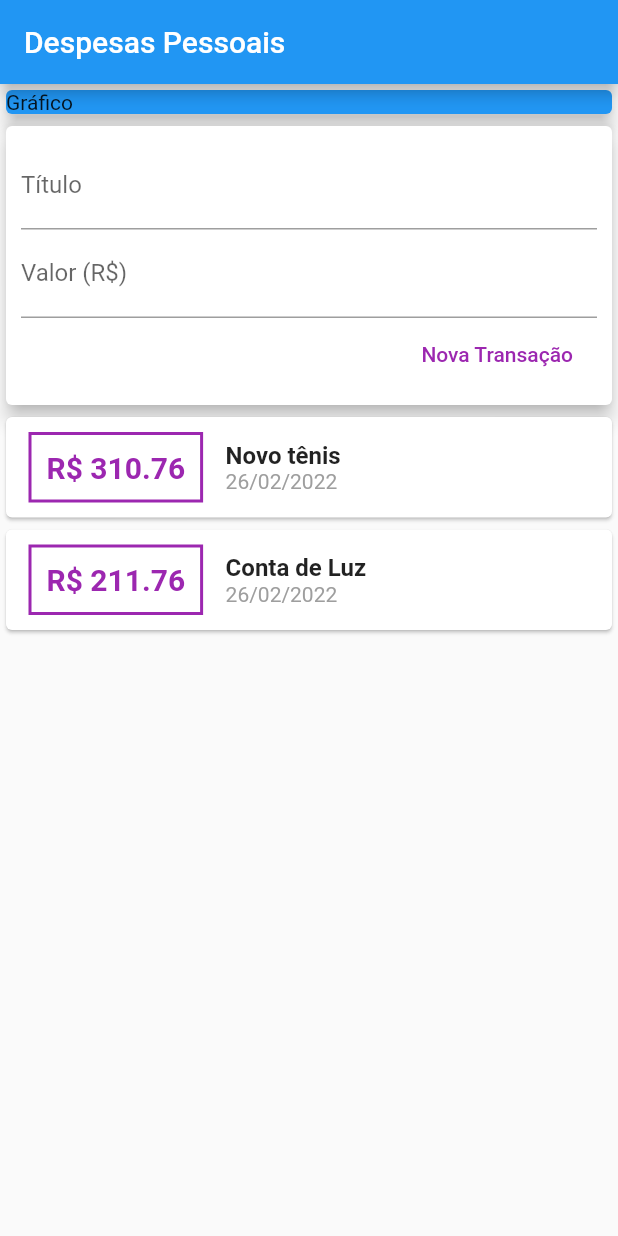
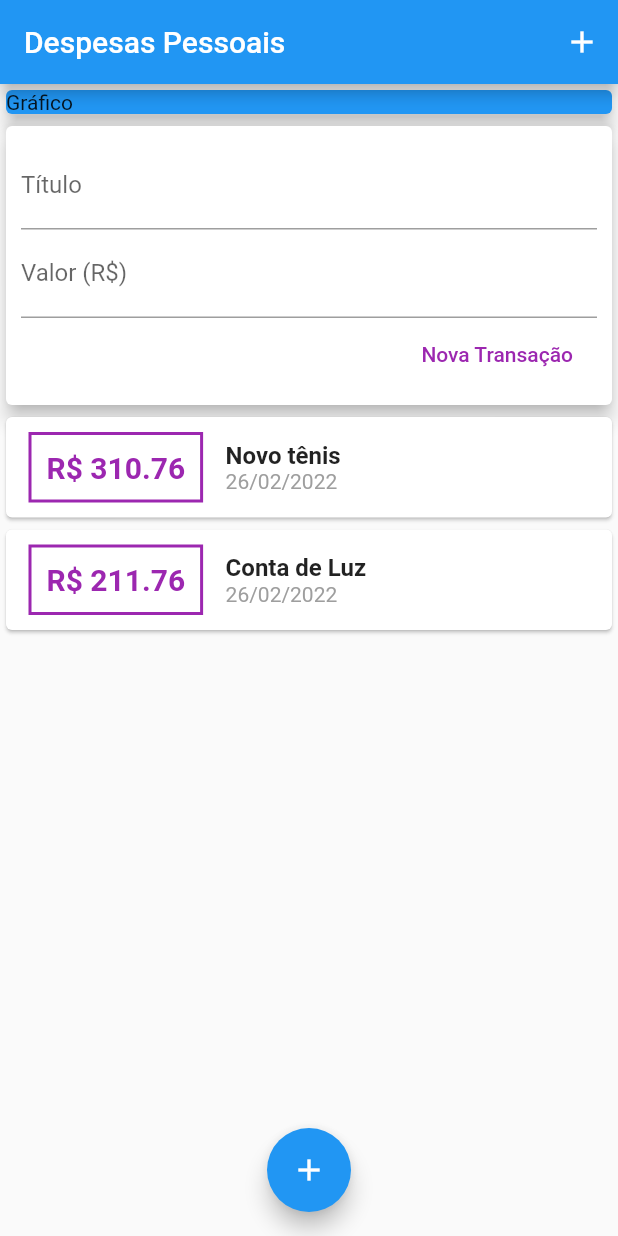
Before and after one commit to gbarros1994/expenses, a Flutter app: the screen it shows after launch, on a phone screen of 412 x 824 dp. Run offline on Flutter 3.47's test engine with Material 2 defaults, Android fonts, the phone set to English and light mode, and no system bars.

Commit message:
config add button

```diff
--- a/lib/main.dart
+++ b/lib/main.dart
@@ -20,6 +20,12 @@ class MyHomePage extends StatelessWidget {
     return Scaffold(
       appBar: AppBar(
         title: Text('Despesas Pessoais'),
+        actions: [
+          IconButton(
+            onPressed: () {},
+            icon: Icon(Icons.add)
+          )
+        ],
       ),
       body: SingleChildScrollView(
         child: Column(
@@ -36,6 +42,11 @@ class MyHomePage extends StatelessWidget {
           ],
         ),
       ),
+      floatingActionButton: FloatingActionButton(
+        child: Icon(Icons.add),
+        onPressed: () {},
+      ),
+      floatingActionButtonLocation: FloatingActionButtonLocation.centerFloat,
     );
   }
 }
```
